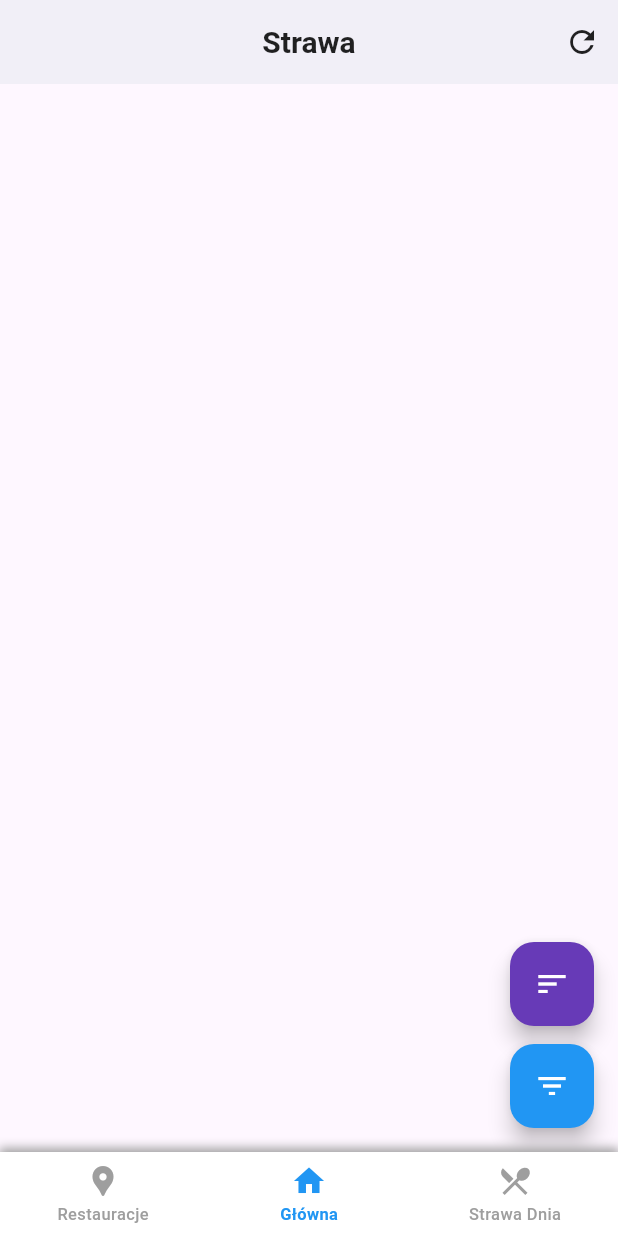
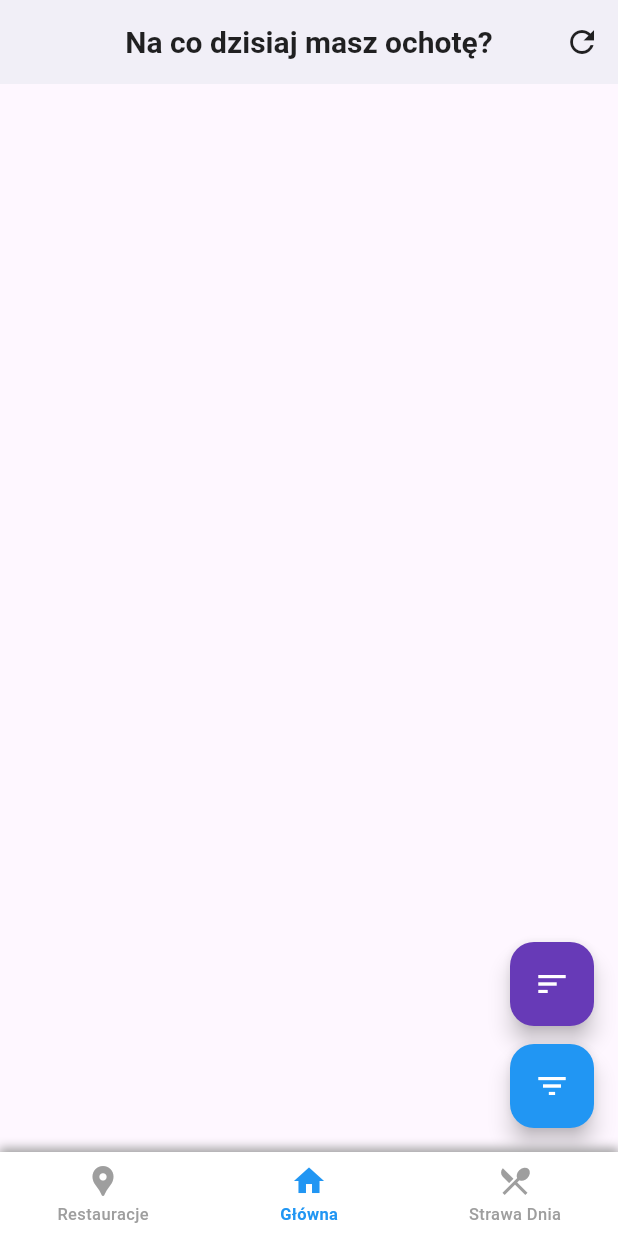
Before and after one commit to micjaw310589/strawa, a Flutter app: the screen it shows after launch, on a phone screen of 412 x 824 dp. Run offline on Flutter 3.47's test engine with Material 3 defaults, Android fonts, the phone set to English and light mode, and no system bars; our stand-ins replace decimal, geolocator, get_it, sensors_plus, supabase_flutter; accounts and stored records are empty.

Commit message:
Changed home screen name

```diff
--- a/lib/presentation/home_screen/home_screen_view.dart
+++ b/lib/presentation/home_screen/home_screen_view.dart
@@ -61,7 +61,7 @@ class _HomeScreenViewState extends State<HomeScreenView> {
     return Scaffold(
       appBar: AppBar(
         title: const Text(
-          'Strawa',
+          'Na co dzisiaj masz ochotę?',
           style: TextStyle(
             fontWeight: FontWeight.bold,
             fontSize: 20,
@@ -75,7 +75,6 @@ class _HomeScreenViewState extends State<HomeScreenView> {
           IconButton(
             icon: const Icon(Icons.refresh),
             onPressed: _viewModel.refresh,
-            tooltip: 'Odśwież listę produktów',
           ),
         ],
       ),
```
